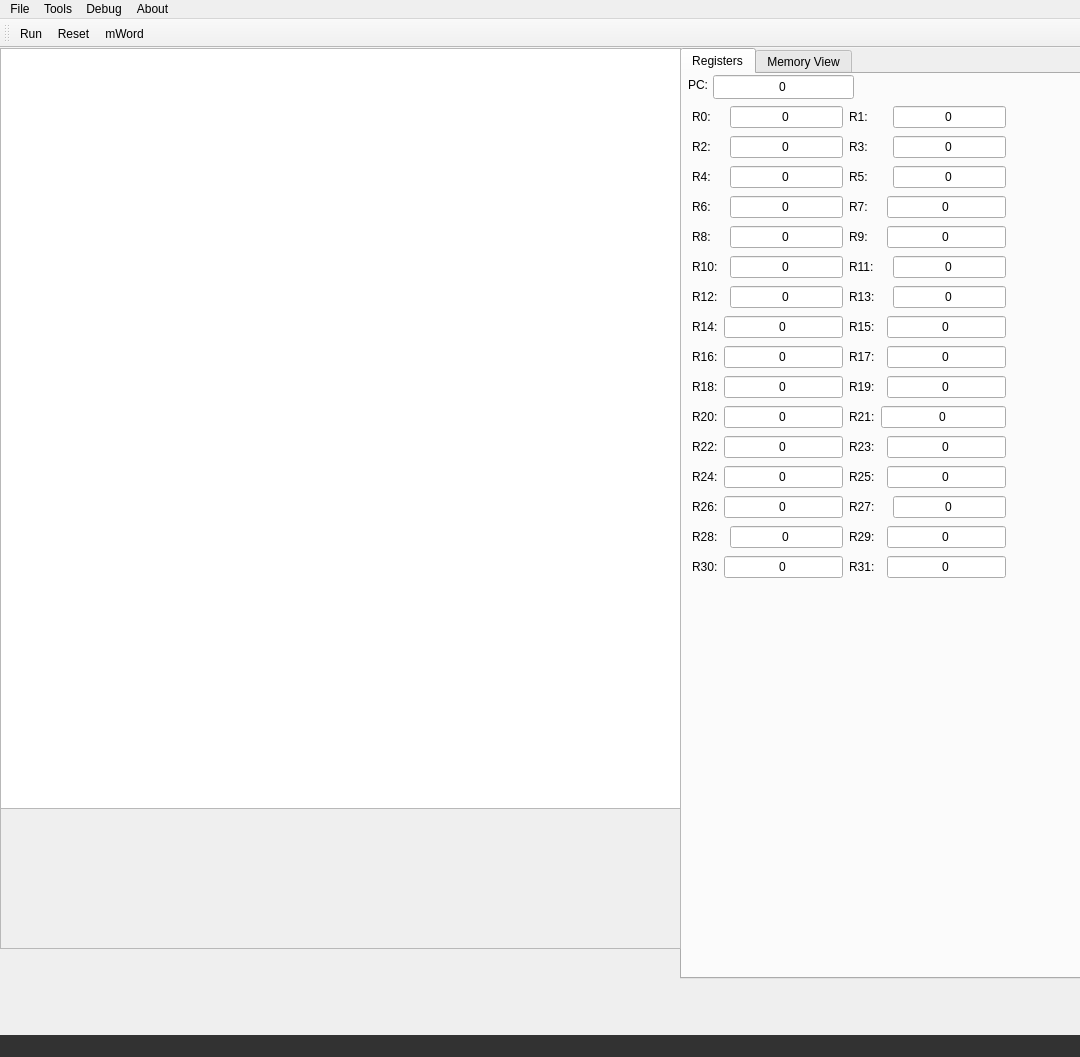
This is Qt/mainwindow.ui in TomHaii/SRCsim as Qt 5 draws it before an edit. The edited form follows.
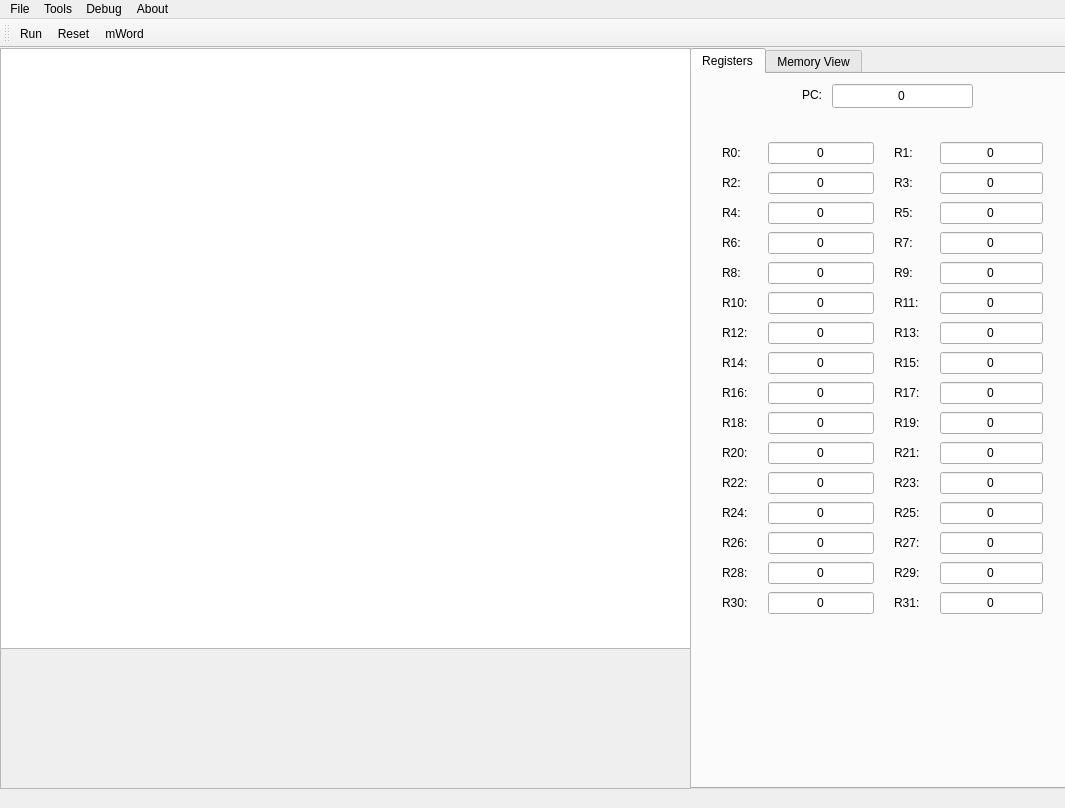
This is the edited form. Icons and pictures are not drawn.

Patch:
```diff
--- a/Qt/mainwindow.ui
+++ b/Qt/mainwindow.ui
@@ -6,21 +6,31 @@
    <rect>
     <x>0</x>
     <y>0</y>
-    <width>1080</width>
-    <height>1057</height>
+    <width>1065</width>
+    <height>808</height>
    </rect>
   </property>
+  <property name="sizePolicy">
+   <sizepolicy hsizetype="Fixed" vsizetype="Fixed">
+    <horstretch>0</horstretch>
+    <verstretch>0</verstretch>
+   </sizepolicy>
+  </property>
   <property name="maximumSize">
    <size>
-    <width>1080</width>
-    <height>1057</height>
+    <width>1065</width>
+    <height>808</height>
    </size>
   </property>
   <property name="contextMenuPolicy">
    <enum>Qt::DefaultContextMenu</enum>
   </property>
   <property name="windowTitle">
-   <string>SRCsim</string>
+   <string>SRCsim Alpha</string>
+  </property>
+  <property name="windowIcon">
+   <iconset resource="resources.qrc">
+    <normaloff>:/main_icon</normaloff>:/main_icon</iconset>
   </property>
   <property name="styleSheet">
    <string notr="true"/>
@@ -32,10 +42,10 @@
    <widget class="QTabWidget" name="mainTabs">
     <property name="geometry">
      <rect>
-      <x>680</x>
+      <x>690</x>
       <y>0</y>
-      <width>401</width>
-      <height>931</height>
+      <width>391</width>
+      <height>741</height>
      </rect>
     </property>
     <property name="toolTip">
@@ -66,8 +76,8 @@
      <widget class="QLineEdit" name="pcEdit">
       <property name="geometry">
        <rect>
-        <x>31</x>
-        <y>1</y>
+        <x>140</x>
+        <y>10</y>
         <width>141</width>
         <height>24</height>
        </rect>
@@ -82,8 +92,8 @@
      <widget class="QLabel" name="pcLabel">
       <property name="geometry">
        <rect>
-        <x>6</x>
-        <y>0</y>
+        <x>110</x>
+        <y>10</y>
         <width>20</width>
         <height>21</height>
        </rect>
@@ -95,44 +105,35 @@
      <widget class="QWidget" name="">
       <property name="geometry">
        <rect>
-        <x>10</x>
-        <y>30</y>
-        <width>314</width>
+        <x>30</x>
+        <y>60</y>
+        <width>321</width>
         <height>491</height>
        </rect>
       </property>
       <layout class="QGridLayout" name="gridLayout">
-       <item row="0" column="0">
-        <widget class="QLabel" name="r0_label">
+       <property name="sizeConstraint">
+        <enum>QLayout::SetDefaultConstraint</enum>
+       </property>
+       <property name="leftMargin">
+        <number>0</number>
+       </property>
+       <property name="topMargin">
+        <number>0</number>
+       </property>
+       <property name="rightMargin">
+        <number>0</number>
+       </property>
+       <property name="horizontalSpacing">
+        <number>20</number>
+       </property>
+       <property name="verticalSpacing">
+        <number>0</number>
+       </property>
+       <item row="4" column="0">
+        <widget class="QLabel" name="r0_label_17">
          <property name="text">
-          <string>R0:</string>
-         </property>
-        </widget>
-       </item>
-       <item row="0" column="2">
-        <widget class="QLineEdit" name="r0_edit">
-         <property name="text">
-          <string>0</string>
-         </property>
-         <property name="alignment">
-          <set>Qt::AlignCenter</set>
-         </property>
-        </widget>
-       </item>
-       <item row="0" column="3" colspan="2">
-        <widget class="QLabel" name="r1_label">
-         <property name="text">
-          <string>R1:</string>
-         </property>
-        </widget>
-       </item>
-       <item row="0" column="6">
-        <widget class="QLineEdit" name="r1_edit">
-         <property name="text">
-          <string>0</string>
-         </property>
-         <property name="alignment">
-          <set>Qt::AlignCenter</set>
+          <string>R8:</string>
          </property>
         </widget>
        </item>
@@ -143,8 +144,8 @@
          </property>
         </widget>
        </item>
-       <item row="1" column="2">
-        <widget class="QLineEdit" name="r2_edit">
+       <item row="6" column="1">
+        <widget class="QLineEdit" name="r12_edit">
          <property name="text">
           <string>0</string>
          </property>
@@ -153,15 +154,15 @@
          </property>
         </widget>
        </item>
-       <item row="1" column="3" colspan="2">
-        <widget class="QLabel" name="r3_label">
+       <item row="5" column="0">
+        <widget class="QLabel" name="r0_label_19">
          <property name="text">
-          <string>R3:</string>
+          <string>R10:</string>
          </property>
         </widget>
        </item>
-       <item row="1" column="6">
-        <widget class="QLineEdit" name="r3_edit">
+       <item row="12" column="1">
+        <widget class="QLineEdit" name="r24_edit">
          <property name="text">
           <string>0</string>
          </property>
@@ -170,14 +171,7 @@
          </property>
         </widget>
        </item>
-       <item row="2" column="0">
-        <widget class="QLabel" name="r4_label">
-         <property name="text">
-          <string>R4:</string>
-         </property>
-        </widget>
-       </item>
-       <item row="2" column="2">
+       <item row="2" column="1">
         <widget class="QLineEdit" name="r4_edit">
          <property name="text">
           <string>0</string>
@@ -187,15 +181,55 @@
          </property>
         </widget>
        </item>
-       <item row="2" column="3" colspan="2">
-        <widget class="QLabel" name="r0_label_10">
+       <item row="14" column="1">
+        <widget class="QLineEdit" name="r28_edit">
          <property name="text">
-          <string>R5:</string>
+          <string>0</string>
          </property>
+         <property name="alignment">
+          <set>Qt::AlignCenter</set>
+         </property>
         </widget>
        </item>
-       <item row="2" column="6">
-        <widget class="QLineEdit" name="r5_edit">
+       <item row="0" column="3" colspan="2">
+        <widget class="QLineEdit" name="r1_edit">
+         <property name="text">
+          <string>0</string>
+         </property>
+         <property name="alignment">
+          <set>Qt::AlignCenter</set>
+         </property>
+        </widget>
+       </item>
+       <item row="0" column="2">
+        <widget class="QLabel" name="r1_label">
+         <property name="text">
+          <string>R1:</string>
+         </property>
+        </widget>
+       </item>
+       <item row="8" column="1">
+        <widget class="QLineEdit" name="r16_edit">
+         <property name="text">
+          <string>0</string>
+         </property>
+         <property name="alignment">
+          <set>Qt::AlignCenter</set>
+         </property>
+        </widget>
+       </item>
+       <item row="9" column="1">
+        <widget class="QLineEdit" name="r18_edit">
+         <property name="text">
+          <string>0</string>
+         </property>
+         <property name="alignment">
+          <set>Qt::AlignCenter</set>
+         </property>
+        </widget>
+       </item>
+       <item row="1" column="1">
+        <widget class="QLineEdit" name="r2_edit">
          <property name="text">
           <string>0</string>
          </property>
@@ -211,24 +245,7 @@
          </property>
         </widget>
        </item>
-       <item row="3" column="2">
-        <widget class="QLineEdit" name="r6_edit">
-         <property name="text">
-          <string>0</string>
-         </property>
-         <property name="alignment">
-          <set>Qt::AlignCenter</set>
-         </property>
-        </widget>
-       </item>
        <item row="3" column="3" colspan="2">
-        <widget class="QLabel" name="r0_label_9">
-         <property name="text">
-          <string>R7:</string>
-         </property>
-        </widget>
-       </item>
-       <item row="3" column="5" colspan="2">
         <widget class="QLineEdit" name="r7_edit">
          <property name="text">
           <string>0</string>
@@ -238,108 +255,30 @@
          </property>
         </widget>
        </item>
-       <item row="4" column="0">
-        <widget class="QLabel" name="r0_label_17">
+       <item row="12" column="0">
+        <widget class="QLabel" name="r0_label_23">
          <property name="text">
-          <string>R8:</string>
+          <string>R24:</string>
+         </property>
+        </widget>
+       </item>
+       <item row="10" column="1">
+        <widget class="QLineEdit" name="r20_edit">
+         <property name="text">
+          <string>0</string>
+         </property>
+         <property name="alignment">
+          <set>Qt::AlignCenter</set>
          </property>
         </widget>
        </item>
        <item row="4" column="2">
-        <widget class="QLineEdit" name="r8_edit">
-         <property name="text">
-          <string>0</string>
-         </property>
-         <property name="alignment">
-          <set>Qt::AlignCenter</set>
-         </property>
-        </widget>
-       </item>
-       <item row="4" column="3" colspan="2">
         <widget class="QLabel" name="r0_label_16">
          <property name="text">
           <string>R9:</string>
          </property>
         </widget>
        </item>
-       <item row="4" column="5" colspan="2">
-        <widget class="QLineEdit" name="r9_edit">
-         <property name="text">
-          <string>0</string>
-         </property>
-         <property name="alignment">
-          <set>Qt::AlignCenter</set>
-         </property>
-        </widget>
-       </item>
-       <item row="5" column="0" colspan="2">
-        <widget class="QLabel" name="r0_label_19">
-         <property name="text">
-          <string>R10:</string>
-         </property>
-        </widget>
-       </item>
-       <item row="5" column="2">
-        <widget class="QLineEdit" name="r10_edit">
-         <property name="text">
-          <string>0</string>
-         </property>
-         <property name="alignment">
-          <set>Qt::AlignCenter</set>
-         </property>
-        </widget>
-       </item>
-       <item row="5" column="3" colspan="3">
-        <widget class="QLabel" name="r0_label_32">
-         <property name="text">
-          <string>R11:</string>
-         </property>
-        </widget>
-       </item>
-       <item row="5" column="6">
-        <widget class="QLineEdit" name="r11_edit">
-         <property name="text">
-          <string>0</string>
-         </property>
-         <property name="alignment">
-          <set>Qt::AlignCenter</set>
-         </property>
-        </widget>
-       </item>
-       <item row="6" column="0" colspan="2">
-        <widget class="QLabel" name="r0_label_14">
-         <property name="text">
-          <string>R12:</string>
-         </property>
-        </widget>
-       </item>
-       <item row="6" column="2">
-        <widget class="QLineEdit" name="r12_edit">
-         <property name="text">
-          <string>0</string>
-         </property>
-         <property name="alignment">
-          <set>Qt::AlignCenter</set>
-         </property>
-        </widget>
-       </item>
-       <item row="6" column="3" colspan="3">
-        <widget class="QLabel" name="r0_label_28">
-         <property name="text">
-          <string>R13:</string>
-         </property>
-        </widget>
-       </item>
-       <item row="6" column="6">
-        <widget class="QLineEdit" name="r13_edit">
-         <property name="text">
-          <string>0</string>
-         </property>
-         <property name="alignment">
-          <set>Qt::AlignCenter</set>
-         </property>
-        </widget>
-       </item>
        <item row="7" column="0">
         <widget class="QLabel" name="r0_label_35">
          <property name="text">
@@ -347,7 +286,72 @@
          </property>
         </widget>
        </item>
-       <item row="7" column="1" colspan="2">
+       <item row="14" column="0">
+        <widget class="QLabel" name="r0_label_31">
+         <property name="text">
+          <string>R28:</string>
+         </property>
+        </widget>
+       </item>
+       <item row="6" column="0">
+        <widget class="QLabel" name="r0_label_14">
+         <property name="text">
+          <string>R12:</string>
+         </property>
+        </widget>
+       </item>
+       <item row="2" column="2">
+        <widget class="QLabel" name="r0_label_10">
+         <property name="text">
+          <string>R5:</string>
+         </property>
+        </widget>
+       </item>
+       <item row="3" column="1">
+        <widget class="QLineEdit" name="r6_edit">
+         <property name="text">
+          <string>0</string>
+         </property>
+         <property name="alignment">
+          <set>Qt::AlignCenter</set>
+         </property>
+        </widget>
+       </item>
+       <item row="15" column="1">
+        <widget class="QLineEdit" name="r30_edit">
+         <property name="text">
+          <string>0</string>
+         </property>
+         <property name="alignment">
+          <set>Qt::AlignCenter</set>
+         </property>
+        </widget>
+       </item>
+       <item row="13" column="0">
+        <widget class="QLabel" name="r0_label_22">
+         <property name="text">
+          <string>R26:</string>
+         </property>
+        </widget>
+       </item>
+       <item row="5" column="1">
+        <widget class="QLineEdit" name="r10_edit">
+         <property name="text">
+          <string>0</string>
+         </property>
+         <property name="alignment">
+          <set>Qt::AlignCenter</set>
+         </property>
+        </widget>
+       </item>
+       <item row="2" column="0">
+        <widget class="QLabel" name="r4_label">
+         <property name="text">
+          <string>R4:</string>
+         </property>
+        </widget>
+       </item>
+       <item row="7" column="1">
         <widget class="QLineEdit" name="r14_edit">
          <property name="text">
           <string>0</string>
@@ -357,23 +361,6 @@
          </property>
         </widget>
        </item>
-       <item row="7" column="3" colspan="2">
-        <widget class="QLabel" name="r0_label_18">
-         <property name="text">
-          <string>R15:</string>
-         </property>
-        </widget>
-       </item>
-       <item row="7" column="5" colspan="2">
-        <widget class="QLineEdit" name="r15_edit">
-         <property name="text">
-          <string>0</string>
-         </property>
-         <property name="alignment">
-          <set>Qt::AlignCenter</set>
-         </property>
-        </widget>
-       </item>
        <item row="8" column="0">
         <widget class="QLabel" name="r0_label_24">
          <property name="text">
@@ -381,8 +368,8 @@
          </property>
         </widget>
        </item>
-       <item row="8" column="1" colspan="2">
-        <widget class="QLineEdit" name="r16_edit">
+       <item row="4" column="1">
+        <widget class="QLineEdit" name="r8_edit">
          <property name="text">
           <string>0</string>
          </property>
@@ -391,15 +378,33 @@
          </property>
         </widget>
        </item>
-       <item row="8" column="3">
-        <widget class="QLabel" name="r0_label_20">
+       <item row="0" column="1">
+        <widget class="QLineEdit" name="r0_edit">
+         <property name="enabled">
+          <bool>true</bool>
+         </property>
+         <property name="sizePolicy">
+          <sizepolicy hsizetype="Preferred" vsizetype="Ignored">
+           <horstretch>0</horstretch>
+           <verstretch>0</verstretch>
+          </sizepolicy>
+         </property>
+         <property name="baseSize">
+          <size>
+           <width>0</width>
+           <height>0</height>
+          </size>
+         </property>
          <property name="text">
-          <string>R17:</string>
+          <string>0</string>
          </property>
+         <property name="alignment">
+          <set>Qt::AlignCenter</set>
+         </property>
         </widget>
        </item>
-       <item row="8" column="5" colspan="2">
-        <widget class="QLineEdit" name="r17_edit">
+       <item row="2" column="3" colspan="2">
+        <widget class="QLineEdit" name="r5_edit">
          <property name="text">
           <string>0</string>
          </property>
@@ -408,6 +413,20 @@
          </property>
         </widget>
        </item>
+       <item row="11" column="0">
+        <widget class="QLabel" name="r0_label_25">
+         <property name="text">
+          <string>R22:</string>
+         </property>
+        </widget>
+       </item>
+       <item row="15" column="0">
+        <widget class="QLabel" name="r0_label_29">
+         <property name="text">
+          <string>R30:</string>
+         </property>
+        </widget>
+       </item>
        <item row="9" column="0">
         <widget class="QLabel" name="r0_label_15">
          <property name="text">
@@ -415,9 +434,23 @@
          </property>
         </widget>
        </item>
-       <item row="9" column="1" colspan="2">
-        <widget class="QLineEdit" name="r18_edit">
+       <item row="1" column="2">
+        <widget class="QLabel" name="r3_label">
          <property name="text">
+          <string>R3:</string>
+         </property>
+        </widget>
+       </item>
+       <item row="0" column="0">
+        <widget class="QLabel" name="r0_label">
+         <property name="text">
+          <string>R0:</string>
+         </property>
+        </widget>
+       </item>
+       <item row="13" column="1">
+        <widget class="QLineEdit" name="r26_edit">
+         <property name="text">
           <string>0</string>
          </property>
          <property name="alignment">
@@ -425,15 +458,18 @@
          </property>
         </widget>
        </item>
-       <item row="9" column="3">
-        <widget class="QLabel" name="r0_label_33">
+       <item row="11" column="1">
+        <widget class="QLineEdit" name="r22_edit">
          <property name="text">
-          <string>R19:</string>
+          <string>0</string>
          </property>
+         <property name="alignment">
+          <set>Qt::AlignCenter</set>
+         </property>
         </widget>
        </item>
-       <item row="9" column="5" colspan="2">
-        <widget class="QLineEdit" name="r19_edit">
+       <item row="4" column="3" colspan="2">
+        <widget class="QLineEdit" name="r9_edit">
          <property name="text">
           <string>0</string>
          </property>
@@ -449,8 +485,15 @@
          </property>
         </widget>
        </item>
-       <item row="10" column="1" colspan="2">
-        <widget class="QLineEdit" name="r20_edit">
+       <item row="3" column="2">
+        <widget class="QLabel" name="r0_label_9">
+         <property name="text">
+          <string>R7:</string>
+         </property>
+        </widget>
+       </item>
+       <item row="1" column="3" colspan="2">
+        <widget class="QLineEdit" name="r3_edit">
          <property name="text">
           <string>0</string>
          </property>
@@ -459,184 +502,144 @@
          </property>
         </widget>
        </item>
-       <item row="10" column="3">
+       <item row="5" column="2">
+        <widget class="QLabel" name="r0_label_32">
+         <property name="text">
+          <string>R11:</string>
+         </property>
+        </widget>
+       </item>
+       <item row="6" column="2">
+        <widget class="QLabel" name="r0_label_28">
+         <property name="text">
+          <string>R13:</string>
+         </property>
+        </widget>
+       </item>
+       <item row="7" column="2">
+        <widget class="QLabel" name="r0_label_18">
+         <property name="text">
+          <string>R15:</string>
+         </property>
+        </widget>
+       </item>
+       <item row="8" column="2">
+        <widget class="QLabel" name="r0_label_20">
+         <property name="text">
+          <string>R17:</string>
+         </property>
+        </widget>
+       </item>
+       <item row="9" column="2">
+        <widget class="QLabel" name="r0_label_33">
+         <property name="text">
+          <string>R19:</string>
+         </property>
+        </widget>
+       </item>
+       <item row="10" column="2">
         <widget class="QLabel" name="r0_label_36">
          <property name="text">
           <string>R21:</string>
          </property>
         </widget>
        </item>
-       <item row="10" column="4" colspan="3">
-        <widget class="QLineEdit" name="r21_edit">
-         <property name="text">
-          <string>0</string>
-         </property>
-         <property name="alignment">
-          <set>Qt::AlignCenter</set>
-         </property>
-        </widget>
-       </item>
-       <item row="11" column="0">
-        <widget class="QLabel" name="r0_label_25">
-         <property name="text">
-          <string>R22:</string>
-         </property>
-        </widget>
-       </item>
-       <item row="11" column="1" colspan="2">
-        <widget class="QLineEdit" name="r22_edit">
-         <property name="text">
-          <string>0</string>
-         </property>
-         <property name="alignment">
-          <set>Qt::AlignCenter</set>
-         </property>
-        </widget>
-       </item>
-       <item row="11" column="3" colspan="2">
+       <item row="11" column="2">
         <widget class="QLabel" name="r0_label_21">
          <property name="text">
           <string>R23:</string>
          </property>
         </widget>
        </item>
-       <item row="11" column="5" colspan="2">
-        <widget class="QLineEdit" name="r23_edit">
-         <property name="text">
-          <string>0</string>
-         </property>
-         <property name="alignment">
-          <set>Qt::AlignCenter</set>
-         </property>
-        </widget>
-       </item>
-       <item row="12" column="0">
-        <widget class="QLabel" name="r0_label_23">
-         <property name="text">
-          <string>R24:</string>
-         </property>
-        </widget>
-       </item>
-       <item row="12" column="1" colspan="2">
-        <widget class="QLineEdit" name="r24_edit">
-         <property name="text">
-          <string>0</string>
-         </property>
-         <property name="alignment">
-          <set>Qt::AlignCenter</set>
-         </property>
-        </widget>
-       </item>
-       <item row="12" column="3">
+       <item row="12" column="2">
         <widget class="QLabel" name="r0_label_27">
          <property name="text">
           <string>R25:</string>
          </property>
         </widget>
        </item>
-       <item row="12" column="5" colspan="2">
-        <widget class="QLineEdit" name="r25_edit">
-         <property name="text">
-          <string>0</string>
-         </property>
-         <property name="alignment">
-          <set>Qt::AlignCenter</set>
-         </property>
-        </widget>
-       </item>
-       <item row="13" column="0">
-        <widget class="QLabel" name="r0_label_22">
-         <property name="text">
-          <string>R26:</string>
-         </property>
-        </widget>
-       </item>
-       <item row="13" column="1" colspan="2">
-        <widget class="QLineEdit" name="r26_edit">
-         <property name="text">
-          <string>0</string>
-         </property>
-         <property name="alignment">
-          <set>Qt::AlignCenter</set>
-         </property>
-        </widget>
-       </item>
-       <item row="13" column="3" colspan="2">
+       <item row="13" column="2">
         <widget class="QLabel" name="r0_label_26">
          <property name="text">
           <string>R27:</string>
          </property>
         </widget>
        </item>
-       <item row="13" column="6">
-        <widget class="QLineEdit" name="r27_edit">
-         <property name="text">
-          <string>0</string>
-         </property>
-         <property name="alignment">
-          <set>Qt::AlignCenter</set>
-         </property>
-        </widget>
-       </item>
-       <item row="14" column="0">
-        <widget class="QLabel" name="r0_label_31">
-         <property name="text">
-          <string>R28:</string>
-         </property>
-        </widget>
-       </item>
        <item row="14" column="2">
-        <widget class="QLineEdit" name="r28_edit">
-         <property name="text">
-          <string>0</string>
-         </property>
-         <property name="alignment">
-          <set>Qt::AlignCenter</set>
-         </property>
-        </widget>
-       </item>
-       <item row="14" column="3" colspan="2">
         <widget class="QLabel" name="r0_label_34">
          <property name="text">
           <string>R29:</string>
          </property>
         </widget>
        </item>
-       <item row="14" column="5" colspan="2">
-        <widget class="QLineEdit" name="r29_edit">
-         <property name="text">
-          <string>0</string>
-         </property>
-         <property name="alignment">
-          <set>Qt::AlignCenter</set>
-         </property>
-        </widget>
-       </item>
-       <item row="15" column="0">
-        <widget class="QLabel" name="r0_label_29">
-         <property name="text">
-          <string>R30:</string>
-         </property>
-        </widget>
-       </item>
-       <item row="15" column="1" colspan="2">
-        <widget class="QLineEdit" name="r30_edit">
-         <property name="text">
-          <string>0</string>
-         </property>
-         <property name="alignment">
-          <set>Qt::AlignCenter</set>
-         </property>
-        </widget>
-       </item>
-       <item row="15" column="3">
+       <item row="15" column="2">
         <widget class="QLabel" name="r0_label_30">
          <property name="text">
           <string>R31:</string>
          </property>
         </widget>
        </item>
-       <item row="15" column="5" colspan="2">
+       <item row="5" column="3" colspan="2">
+        <widget class="QLineEdit" name="r11_edit">
+         <property name="text">
+          <string>0</string>
+         </property>
+         <property name="alignment">
+          <set>Qt::AlignCenter</set>
+         </property>
+        </widget>
+       </item>
+       <item row="6" column="3" colspan="2">
+        <widget class="QLineEdit" name="r13_edit">
+         <property name="text">
+          <string>0</string>
+         </property>
+         <property name="alignment">
+          <set>Qt::AlignCenter</set>
+         </property>
+        </widget>
+       </item>
+       <item row="7" column="3" colspan="2">
+        <widget class="QLineEdit" name="r15_edit">
+         <property name="text">
+          <string>0</string>
+         </property>
+         <property name="alignment">
+          <set>Qt::AlignCenter</set>
+         </property>
+        </widget>
+       </item>
+       <item row="8" column="3" colspan="2">
+        <widget class="QLineEdit" name="r17_edit">
+         <property name="text">
+          <string>0</string>
+         </property>
+         <property name="alignment">
+          <set>Qt::AlignCenter</set>
+         </property>
+        </widget>
+       </item>
+       <item row="9" column="3" colspan="2">
+        <widget class="QLineEdit" name="r19_edit">
+         <property name="text">
+          <string>0</string>
+         </property>
+         <property name="alignment">
+          <set>Qt::AlignCenter</set>
+         </property>
+        </widget>
+       </item>
+       <item row="10" column="3" colspan="2">
+        <widget class="QLineEdit" name="r21_edit">
+         <property name="text">
+          <string>0</string>
+         </property>
+         <property name="alignment">
+          <set>Qt::AlignCenter</set>
+         </property>
+        </widget>
+       </item>
+       <item row="15" column="3" colspan="2">
         <widget class="QLineEdit" name="r31_edit">
          <property name="text">
           <string>0</string>
@@ -646,6 +649,46 @@
          </property>
         </widget>
        </item>
+       <item row="14" column="3" colspan="2">
+        <widget class="QLineEdit" name="r29_edit">
+         <property name="text">
+          <string>0</string>
+         </property>
+         <property name="alignment">
+          <set>Qt::AlignCenter</set>
+         </property>
+        </widget>
+       </item>
+       <item row="13" column="3" colspan="2">
+        <widget class="QLineEdit" name="r27_edit">
+         <property name="text">
+          <string>0</string>
+         </property>
+         <property name="alignment">
+          <set>Qt::AlignCenter</set>
+         </property>
+        </widget>
+       </item>
+       <item row="12" column="3" colspan="2">
+        <widget class="QLineEdit" name="r25_edit">
+         <property name="text">
+          <string>0</string>
+         </property>
+         <property name="alignment">
+          <set>Qt::AlignCenter</set>
+         </property>
+        </widget>
+       </item>
+       <item row="11" column="3" colspan="2">
+        <widget class="QLineEdit" name="r23_edit">
+         <property name="text">
+          <string>0</string>
+         </property>
+         <property name="alignment">
+          <set>Qt::AlignCenter</set>
+         </property>
+        </widget>
+       </item>
       </layout>
      </widget>
     </widget>
@@ -660,7 +703,7 @@
       <property name="geometry">
        <rect>
         <x>10</x>
-        <y>830</y>
+        <y>120</y>
         <width>80</width>
         <height>25</height>
        </rect>
@@ -673,7 +716,7 @@
       <property name="geometry">
        <rect>
         <x>100</x>
-        <y>830</y>
+        <y>120</y>
         <width>80</width>
         <height>25</height>
        </rect>
@@ -743,8 +786,8 @@
     <property name="geometry">
      <rect>
       <x>0</x>
-      <y>760</y>
-      <width>681</width>
+      <y>600</y>
+      <width>691</width>
       <height>141</height>
      </rect>
     </property>
@@ -757,8 +800,8 @@
      <rect>
       <x>0</x>
       <y>0</y>
-      <width>681</width>
-      <height>761</height>
+      <width>691</width>
+      <height>601</height>
      </rect>
     </property>
     <property name="font">
@@ -784,7 +827,7 @@
     <rect>
      <x>0</x>
      <y>0</y>
-     <width>1080</width>
+     <width>1065</width>
      <height>25</height>
     </rect>
    </property>
@@ -808,6 +851,7 @@
     <property name="title">
      <string>About</string>
     </property>
+    <addaction name="actionCredits"/>
    </widget>
    <widget class="QMenu" name="menuDebug">
     <property name="title">
@@ -819,11 +863,6 @@
    <addaction name="menuDebug"/>
    <addaction name="menuAbout_2"/>
   </widget>
-  <widget class="QStatusBar" name="statusbar">
-   <property name="styleSheet">
-    <string notr="true">background-color:  rgb(50, 50, 50)</string>
-   </property>
-  </widget>
   <widget class="QToolBar" name="toolBar">
    <property name="contextMenuPolicy">
     <enum>Qt::DefaultContextMenu</enum>
@@ -892,6 +931,11 @@
     <string>Reset</string>
    </property>
   </action>
+  <action name="actionCredits">
+   <property name="text">
+    <string>Credits</string>
+   </property>
+  </action>
  </widget>
  <resources>
   <include location="resources.qrc"/>
```
